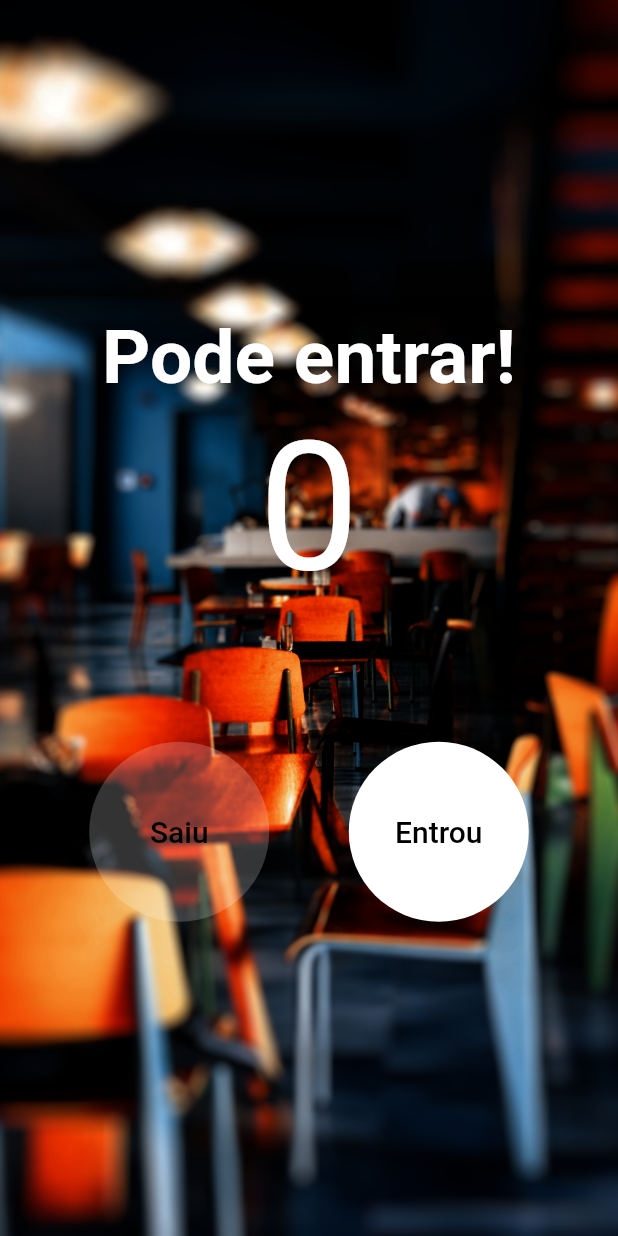
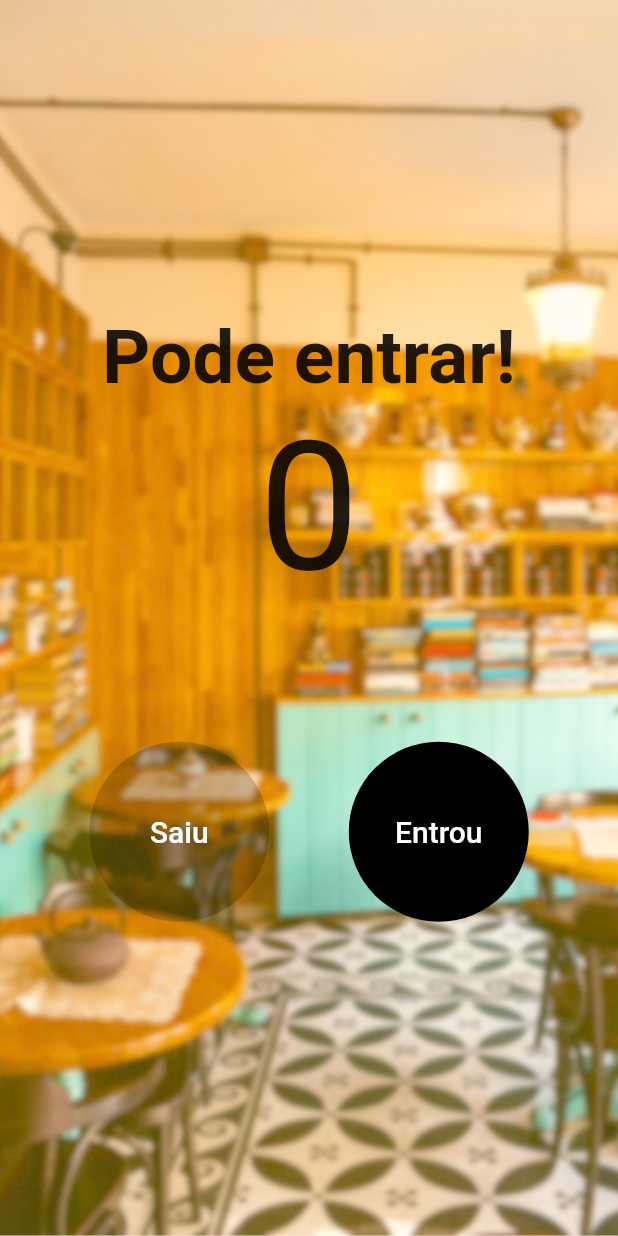
Before and after one commit to VivianeSouza923/flutter-visitor-counter, a Flutter app: the screen it shows after launch, on a phone screen of 412 x 824 dp. Run offline on Flutter 3.47's test engine with Material 2 defaults, Android fonts, the phone set to English and light mode, and no system bars.

Commit message:
quase concluíndo

```diff
--- a/lib/main.dart
+++ b/lib/main.dart
@@ -55,7 +55,7 @@ class _HomePageState extends State<HomePage> {
           image: DecorationImage(
             image: AssetImage('assets/images/cafeteria.jpg'),
             fit: BoxFit.cover,
-            colorFilter: ColorFilter.srgbToLinearGamma(),
+            colorFilter: ColorFilter.linearToSrgbGamma(),
           ),
         ),
         child: Column(
@@ -65,7 +65,7 @@ class _HomePageState extends State<HomePage> {
               isFull ? "Lotado" : "Pode entrar!",
               style:  TextStyle(
                   fontSize: 50,
-                  color: isFull ? Colors.red : Colors.white,
+                  color: isFull ? Color.fromARGB(255, 143, 10, 1)  : Colors.black87,
                   fontWeight: FontWeight.w700,
 
                   ),
@@ -74,7 +74,7 @@ class _HomePageState extends State<HomePage> {
               count.toString(),
               style:   TextStyle(
                 fontSize: 120,
-                color: isFull ? Colors.red : Colors.white,
+                color: isFull ? Color.fromARGB(255, 143, 10, 1) : Colors.black87,
               ),
             ),
 
@@ -87,8 +87,8 @@ class _HomePageState extends State<HomePage> {
                 TextButton(
                   onPressed: isEmpty ? null : decrement,
                   style: TextButton.styleFrom(
-                    foregroundColor: Colors.black,
-                    backgroundColor: isEmpty ? Colors.white.withOpacity(0.2) : Colors.white,
+                    foregroundColor: Colors.white,
+                    backgroundColor: isEmpty ? Colors.black.withOpacity(0.2) : Colors.black,
                     //padding: const EdgeInsets.all(32)
                     fixedSize: const Size(120, 120),
                     shape: RoundedRectangleBorder(
@@ -97,7 +97,7 @@ class _HomePageState extends State<HomePage> {
                   child: const Text(
                     "Saiu",
                     style: TextStyle(
-                      color: Colors.black,
+                      color: Colors.white,
                       fontSize: 20,
                     ),
                   ),
@@ -109,8 +109,8 @@ class _HomePageState extends State<HomePage> {
                 TextButton(
                   onPressed: isFull ? null : increment,
                   style: TextButton.styleFrom(
-                    foregroundColor: Colors.black,
-                    backgroundColor: isFull ? Colors.white.withOpacity(0.2) :  Colors.white,
+                    foregroundColor: Colors.white,
+                    backgroundColor: isFull ? Colors.black.withOpacity(0.2) :  Colors.black,
                     //padding: const EdgeInsets.all(32)
                     fixedSize: const Size(120, 120),
                     shape: RoundedRectangleBorder(
@@ -119,7 +119,7 @@ class _HomePageState extends State<HomePage> {
                   child: const Text(
                     "Entrou",
                     style: TextStyle(
-                      color: Colors.black,
+                      color: Colors.white,
                       fontSize: 20,
                     ),
                   ),
```
Also changed, not shown: assets/images/cafeteria.jpg, 1 other file.
